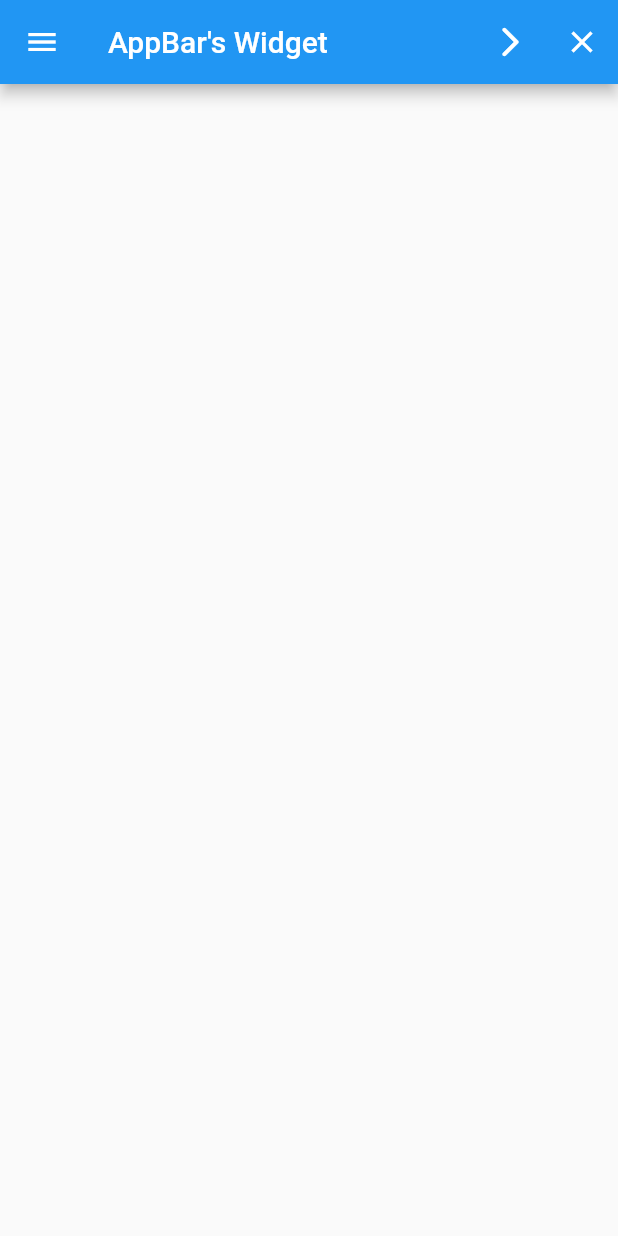
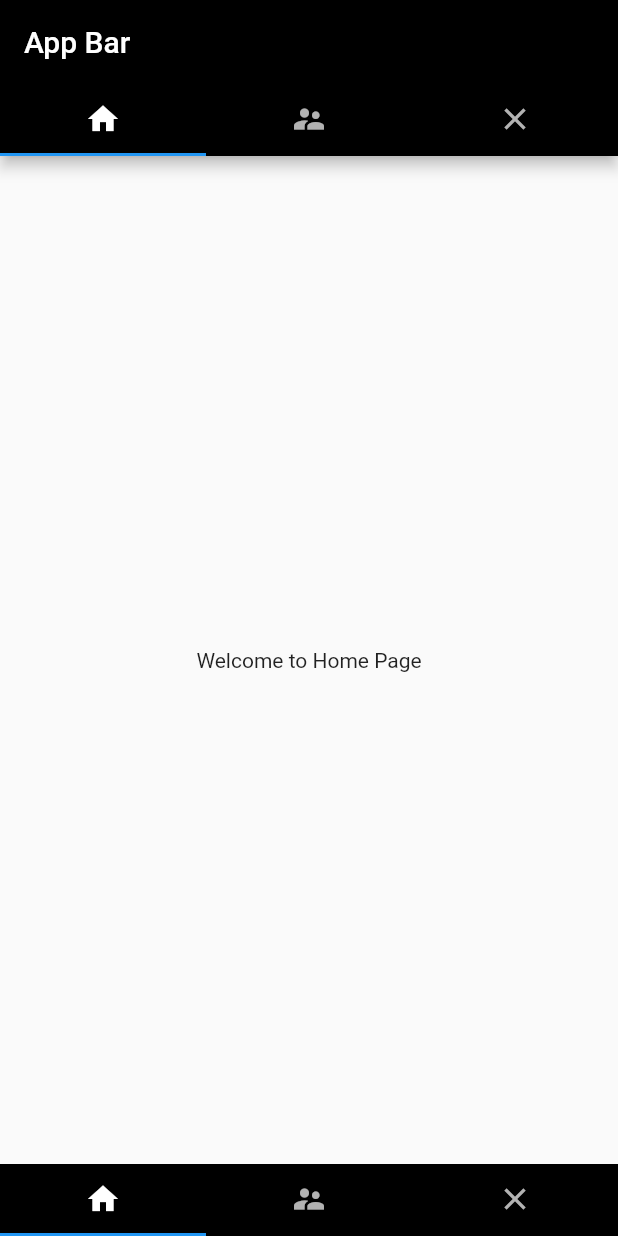
Before and after one commit to cedricbahirwe/flutter, a Flutter app: the screen it shows after launch, on a phone screen of 412 x 824 dp. Run offline on Flutter 3.47's test engine with Material 2 defaults, Android fonts, the phone set to English and light mode, and no system bars.

Commit message:
Basi Creation of Bottom Tab bar and top tab bar

```diff
--- a/flutter_learn/lib/main.dart
+++ b/flutter_learn/lib/main.dart
@@ -2,9 +2,63 @@ import 'package:flutter/material.dart';
 import 'package:flutter/widgets.dart';
 
 void main() {
-  runApp(AppBarActions());
+  runApp(TopBottomTabBar());
 }
 
+class TopBottomTabBar extends StatefulWidget {
+  @override
+  _TopBottomTabBarState createState() => _TopBottomTabBarState();
+}
+
+class _TopBottomTabBarState extends State<TopBottomTabBar> with SingleTickerProviderStateMixin {
+
+  TabController tController;
+
+  @override
+  void initState() {
+    // TODO: implement initState
+    tController = TabController(length: 3, vsync: this);
+    super.initState();
+  }
+  @override
+  Widget build(BuildContext context) {
+    return MaterialApp(
+      home: Scaffold(
+        appBar: AppBar(
+          title: Text("App Bar"),
+          bottom: TabBar(
+            controller: tController,
+            tabs: [
+              Tab(icon: Icon(Icons.home),),
+              Tab(icon: Icon(Icons.supervisor_account),),
+              Tab(icon: Icon(Icons.close),),
+            ],
+          ),
+          backgroundColor: Colors.black,
+        ),
+        body: TabBarView(
+          controller: tController,
+            children: [
+              Center(child: Text("Welcome to Home Page"), ),
+              Center(child: Text("Welcome to User Page"), ),
+              Center(child: Text("Welcome to Logout Page"), ),
+            ]),
+        bottomNavigationBar: Material(
+          color: Colors.black,
+          child: TabBar(
+            controller: tController,
+            tabs: [
+              Tab(icon: Icon(Icons.home),),
+              Tab(icon: Icon(Icons.supervisor_account),),
+              Tab(icon: Icon(Icons.close),),
+            ],
+          ),
+        ),
+      ),
+
+    );
+  }
+}
 
 class AppBarActions extends StatefulWidget {
   @override
```
